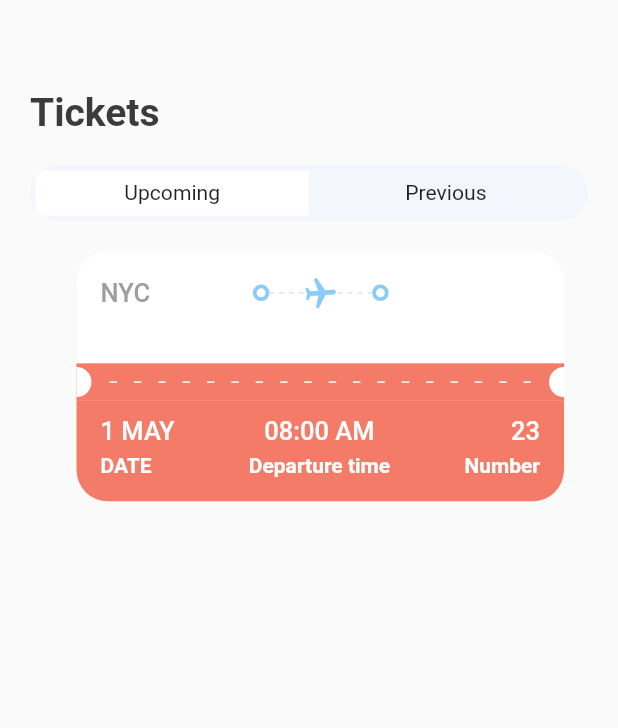
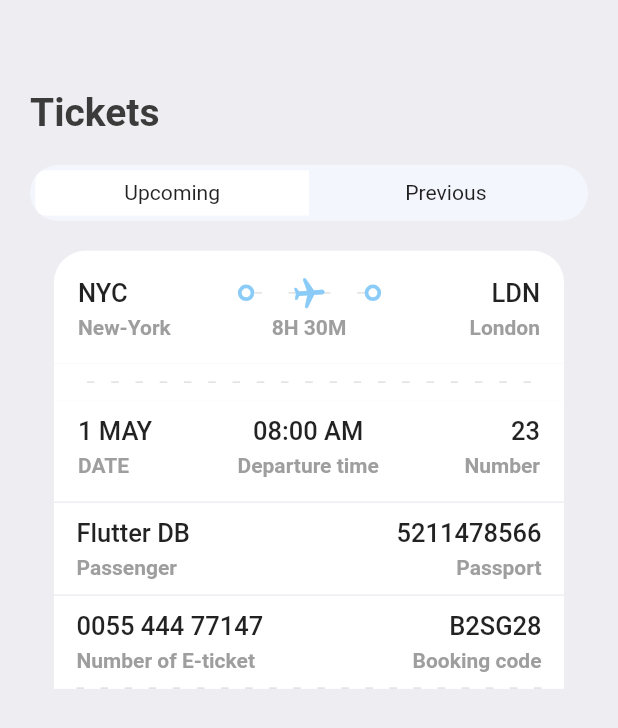
Before and after one commit to Ericky121/booktickets, a Flutter app: the TicketScreen screen opened directly, on a phone screen of 412 x 824 dp. Shown: the top 728 px of the screen. Run offline on Flutter 3.47's test engine with Material 2 defaults, Android fonts, the phone set to English and light mode, and no system bars; our stand-ins replace fluentui_icons, gap, get.

Commit message:
2022.08.04 First Changed

```diff
--- a/lib/screens/ticket_screen.dart
+++ b/lib/screens/ticket_screen.dart
@@ -2,9 +2,12 @@ import 'package:booktickets/screens/ticket_view.dart';
 import 'package:booktickets/utils/app_info_list.dart';
 import 'package:booktickets/utils/app_layout.dart';
 import 'package:booktickets/utils/app_styles.dart';
+import 'package:booktickets/widgets/layout_builder_widget.dart';
 import 'package:booktickets/widgets/ticket_tabs.dart';
 import 'package:flutter/material.dart';
 import 'package:gap/gap.dart';
+
+import '../widgets/column_layout.dart';
 
 class TicketScreen extends StatelessWidget {
 
@@ -14,6 +17,7 @@ class TicketScreen extends StatelessWidget {
   Widget build(BuildContext context) {
     final size = AppLayout.getSize(context);
     return Scaffold(
+      backgroundColor: Styles.bgColor,
       body: Stack(
         children: [
           ListView(
@@ -28,8 +32,64 @@ class TicketScreen extends StatelessWidget {
               AppTicketTabs(firstTab: "Upcoming", secondTab: "Previous"),
               Gap(AppLayout.getHeight(20)),
               Container(
-                padding: EdgeInsets.only(left:AppLayout.getHeight(15)),
+                //padding: EdgeInsets.only(left:AppLayout.getHeight(15)),
                 child: TicketView(ticket: ticketList[0]),
+              ),
+              SizedBox(height: 1),
+              Container(
+                decoration: BoxDecoration(
+                  color: Colors.white,
+                ),
+                padding: EdgeInsets.symmetric(horizontal: AppLayout.getHeight(15)),
+                margin: EdgeInsets.only(right: AppLayout.getHeight(16), left: AppLayout.getHeight(16)),
+                child: Column(
+                  children: [
+                    Row(
+                      mainAxisAlignment: MainAxisAlignment.spaceBetween,
+                      children: [
+                        AppColumnLayout(
+                          firstText: "Flutter DB",
+                          secondText: "Passenger",
+                          crossAxisAlignment: CrossAxisAlignment.start,
+                        ),
+                        AppColumnLayout(
+                          firstText: "5211478566",
+                          secondText: "Passport",
+                          crossAxisAlignment: CrossAxisAlignment.end,
+                        ),
+                      ],
+                    )
+                  ],
+                ),
+              ),
+              SizedBox(height: 1),
+              Container(
+                decoration: BoxDecoration(
+                  color: Colors.white,
+                ),
+                padding: EdgeInsets.symmetric(horizontal: AppLayout.getHeight(15)),
+                margin: EdgeInsets.only(right: AppLayout.getHeight(16), left: AppLayout.getHeight(16)),
+                child: Column(
+                  children: [
+                    Row(
+                      mainAxisAlignment: MainAxisAlignment.spaceBetween,
+                      children: [
+                        AppColumnLayout(
+                          firstText: "0055 444 77147",
+                          secondText: "Number of E-ticket",
+                          crossAxisAlignment: CrossAxisAlignment.start,
+                        ),
+                        AppColumnLayout(
+                          firstText: "B2SG28",
+                          secondText: "Booking code",
+                          crossAxisAlignment: CrossAxisAlignment.end,
+                        ),
+                      ],
+                    ),
+                    AppLayoutBuilderWidget(sections: 15,),
+
+                  ],
+                ),
               )
             ],
           ),
--- a/lib/screens/ticket_view.dart
+++ b/lib/screens/ticket_view.dart
@@ -1,7 +1,9 @@
 import 'package:booktickets/utils/app_styles.dart';
+import 'package:booktickets/widgets/layout_builder_widget.dart';
 import 'package:booktickets/widgets/thick_container.dart';
 import 'package:flutter/material.dart';
 import 'package:gap/gap.dart';
+import 'package:get/get.dart';
 
 import '../utils/app_layout.dart';
 
@@ -32,7 +34,7 @@ class TicketView extends StatelessWidget {
     final size = AppLayout.getSize(context);
     return SizedBox(
       width: size.width * 0.85,
-      height: AppLayout.getHeight(200),
+      height: AppLayout.getHeight(GetPlatform.isAndroid ? 167 : 169),
       child: Container(
         margin: EdgeInsets.only(right: AppLayout.getHeight(16), left: AppLayout.getHeight(16)),
         child: Column(
@@ -66,21 +68,7 @@ class TicketView extends StatelessWidget {
                           children: [
                             SizedBox(
                               height: 24,
-                              child: LayoutBuilder(
-                                builder: (BuildContext context, BoxConstraints constraints) {
-                                  //print("The width is ${constraints.constrainWidth()}");
-                                  return Flex(
-                                    direction: Axis.horizontal,
-                                    mainAxisAlignment: MainAxisAlignment.spaceBetween,
-                                    mainAxisSize: MainAxisSize.max,
-                                    children: List.generate((constraints.constrainWidth()/6).floor(), (index) => SizedBox(
-                                      width: 3, height: 1, child: DecoratedBox(decoration: BoxDecoration(
-                                        color: isColor ? Colors.white : Colors.grey.shade300
-                                    ),),
-                                    )),
-                                  );
-                                },
-                              ),
+                              child: AppLayoutBuilderWidget(isColor: isColor, sections: 15),
                             ),
                             Center(
                               child: Transform.rotate(
@@ -96,7 +84,11 @@ class TicketView extends StatelessWidget {
                       ),
                       ThickContainer(isColor: isColor,),
                       Expanded(child: Container(),),
-                      Text(ticket["to"]["code"], style: Styles.headLineStyle3.copyWith(color: Colors.white)),
+                      Text(
+                        ticket["to"]["code"],
+                          style: isColor ? Styles.headLineStyle3.copyWith(color: Colors.white)
+                              : Styles.headLineStyle3
+                      ),
                     ],
                   ),
                   const Gap(3),
@@ -107,19 +99,24 @@ class TicketView extends StatelessWidget {
                         width: 100,
                         child: Text(
                             ticket["from"]["name"],
-                          style: Styles.headLineStyle4.copyWith(color: Colors.white)
+                          style: isColor ? Styles.headLineStyle4.copyWith(color: Colors.white)
+                              : Styles.headLineStyle4,
                         ),
                       ),
-                      Text(ticket["flying_time"], style: Styles.headLineStyle4.copyWith(color: Colors.white)),
+                      Text(
+                        ticket["flying_time"],
+                        style: isColor ? Styles.headLineStyle4.copyWith(color: Colors.white)
+                            : Styles.headLineStyle4,
+                      ),
                       SizedBox(
                         width: 100,
                         child: Text(
                           ticket["to"]["name"],
                           textAlign: TextAlign.end,
-                          style: Styles.headLineStyle4.copyWith(color: Colors.white),
+                          style: isColor ? Styles.headLineStyle4.copyWith(color: Colors.white)
+                          : Styles.headLineStyle4,
                         ),
                       ),
-
                     ],
                   )
                 ],
@@ -129,7 +126,7 @@ class TicketView extends StatelessWidget {
            Showing the orange part of the card/ticket
            */
             Container(
-              color: Styles.orangeColor,
+              color: isColor ? Styles.orangeColor : Colors.white,
               child: Row(
                 mainAxisAlignment: MainAxisAlignment.spaceBetween,
                 children: [
@@ -148,24 +145,7 @@ class TicketView extends StatelessWidget {
                   ),
                   Expanded(child: Padding(
                     padding: const EdgeInsets.all(12.0),
-                    child: LayoutBuilder(
-                      builder: (BuildContext context, BoxConstraints constraints) {
-                        return Flex(
-                          direction: Axis.horizontal,
-                          mainAxisAlignment: MainAxisAlignment.spaceBetween,
-                          mainAxisSize: MainAxisSize.max,
-                          children: List.generate((constraints.constrainWidth()/15).floor(), (index) => SizedBox(
-                            width: 5,
-                            height: 1,
-                            child: DecoratedBox(
-                              decoration: BoxDecoration(
-                                color: Colors.white,
-                              ),
-                            ),
-                          )),
-                        );
-                      },
-                    ),
+                    child: AppLayoutBuilderWidget(isColor: isColor, sections: 15,),
                   )),
                   SizedBox(
                     height: 20,
@@ -188,10 +168,10 @@ class TicketView extends StatelessWidget {
              */
             Container(
               decoration: BoxDecoration(
-                  color: Styles.orangeColor,
+                  color: isColor ? Styles.orangeColor : Colors.white,
                   borderRadius: BorderRadius.only(
-                    bottomLeft: Radius.circular(21),
-                    bottomRight: Radius.circular(21),
+                    bottomLeft: Radius.circular(isColor ? 21 : 0),
+                    bottomRight: Radius.circular(isColor ? 21 : 0),
                   )
               ),
               padding: const EdgeInsets.only(left: 16, top: 10, right: 16, bottom: 16),
@@ -205,12 +185,14 @@ class TicketView extends StatelessWidget {
                         children: [
                           Text(
                             ticket["date"],
-                            style: Styles.headLineStyle3.copyWith(color: Colors.white),
+                            style: isColor ? Styles.headLineStyle3.copyWith(color: Colors.white)
+                                : Styles.headLineStyle3,
                           ),
                           const Gap(5),
                           Text(
                             "DATE",
-                            style: Styles.headLineStyle4.copyWith(color: Colors.white),
+                            style: isColor ? Styles.headLineStyle4.copyWith(color: Colors.white)
+                                : Styles.headLineStyle4,
                           )
                         ],
                       ),
@@ -219,12 +201,14 @@ class TicketView extends StatelessWidget {
                         children: [
                           Text(
                             ticket["departure_time"],
-                            style: Styles.headLineStyle3.copyWith(color: Colors.white),
+                            style: isColor ? Styles.headLineStyle3.copyWith(color: Colors.white)
+                                : Styles.headLineStyle3,
                           ),
                           const Gap(5),
                           Text(
                             "Departure time",
-                            style: Styles.headLineStyle4.copyWith(color: Colors.white),
+                            style: isColor ? Styles.headLineStyle4.copyWith(color: Colors.white)
+                                : Styles.headLineStyle4,
                           )
                         ],
                       ),
@@ -233,12 +217,14 @@ class TicketView extends StatelessWidget {
                         children: [
                           Text(
                             "${ticket["number"]}",
-                            style: Styles.headLineStyle3.copyWith(color: Colors.white),
+                            style: isColor ? Styles.headLineStyle3.copyWith(color: Colors.white)
+                                : Styles.headLineStyle3,
                           ),
                           const Gap(5),
                           Text(
                             "Number",
-                            style: Styles.headLineStyle4.copyWith(color: Colors.white),
+                            style: isColor ? Styles.headLineStyle4.copyWith(color: Colors.white)
+                                : Styles.headLineStyle4,
                           )
                         ],
                       )
--- a/lib/utils/app_styles.dart
+++ b/lib/utils/app_styles.dart
@@ -11,6 +11,6 @@ class Styles {
   static TextStyle textStyle = TextStyle(fontSize: 16, color: textColor, fontWeight: FontWeight.w500);
   static TextStyle headLineStyle1 = TextStyle(fontSize: 26, color: textColor, fontWeight: FontWeight.bold);
   static TextStyle headLineStyle2 = TextStyle(fontSize: 21, color: textColor, fontWeight: FontWeight.bold);
-  static TextStyle headLineStyle3 = TextStyle(fontSize: 17, color: Colors.grey.shade500, fontWeight: FontWeight.w500);
+  static TextStyle headLineStyle3 = TextStyle(fontSize: 17, fontWeight: FontWeight.w500);
   static TextStyle headLineStyle4 = TextStyle(fontSize: 14, color: Colors.grey.shade500, fontWeight: FontWeight.bold);
 }
--- /dev/null
+++ b/lib/widgets/column_layout.dart
@@ -0,0 +1,36 @@
+import 'package:flutter/material.dart';
+import 'package:gap/gap.dart';
+
+import '../utils/app_layout.dart';
+import '../utils/app_styles.dart';
+
+class AppColumnLayout extends StatelessWidget {
+  final String firstText;
+  final String secondText;
+  final CrossAxisAlignment crossAxisAlignment;
+  const AppColumnLayout({Key? key,
+    required this.firstText,
+    required this.secondText,
+    required this.crossAxisAlignment
+  }) : super(key: key);
+
+  @override
+  Widget build(BuildContext context) {
+    return Column(
+      crossAxisAlignment: crossAxisAlignment,
+      children: [
+        Gap(10),
+        Text(
+          firstText,
+          style: Styles.headLineStyle3,
+        ),
+        Gap(AppLayout.getHeight(5)),
+        Text(
+          secondText,
+          style: Styles.headLineStyle4,
+        ),
+        Gap(10),
+      ],
+    );
+  }
+}
--- /dev/null
+++ b/lib/widgets/layout_builder_widget.dart
@@ -0,0 +1,29 @@
+import 'package:flutter/material.dart';
+
+class AppLayoutBuilderWidget extends StatelessWidget {
+  final bool isColor;
+  final int sections;
+  const AppLayoutBuilderWidget({Key? key, this.isColor = false, required this.sections}) : super(key: key);
+
+  @override
+  Widget build(BuildContext context) {
+    return LayoutBuilder(
+      builder: (BuildContext context, BoxConstraints constraints) {
+        return Flex(
+          direction: Axis.horizontal,
+          mainAxisAlignment: MainAxisAlignment.spaceBetween,
+          mainAxisSize: MainAxisSize.max,
+          children: List.generate((constraints.constrainWidth()/sections).floor(), (index) => SizedBox(
+            width: 5,
+            height: 1,
+            child: DecoratedBox(
+              decoration: BoxDecoration(
+                color: isColor ? Colors.white : Colors.grey.shade300,
+              ),
+            ),
+          )),
+        );
+      },
+    );
+  }
+}
```
